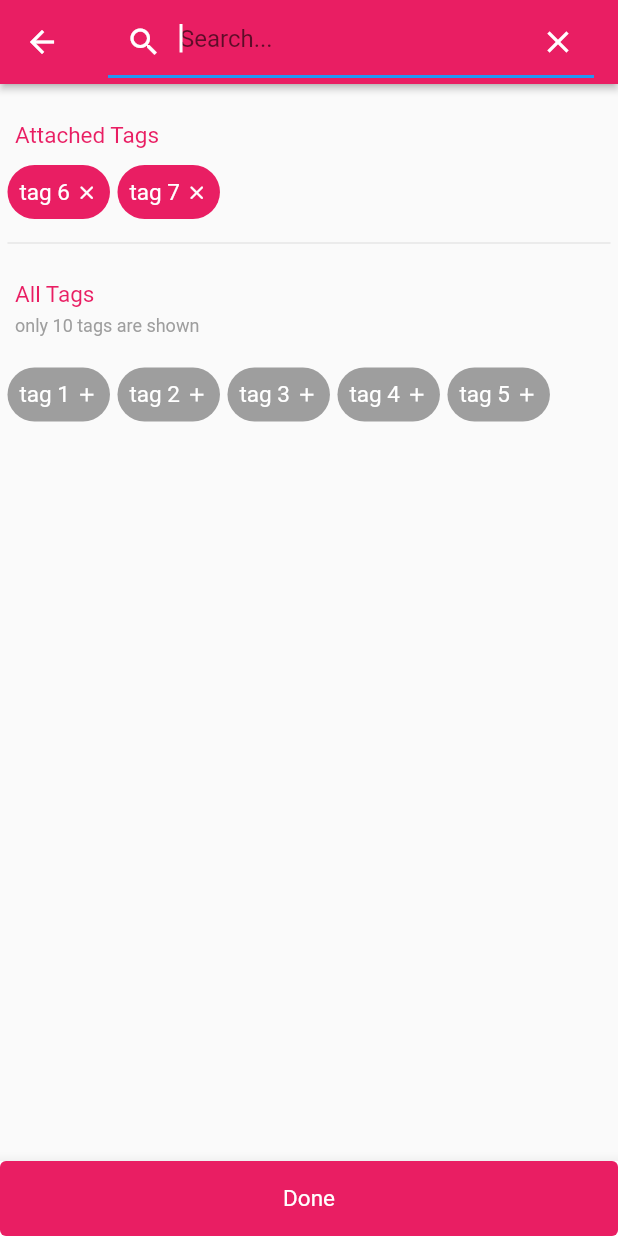
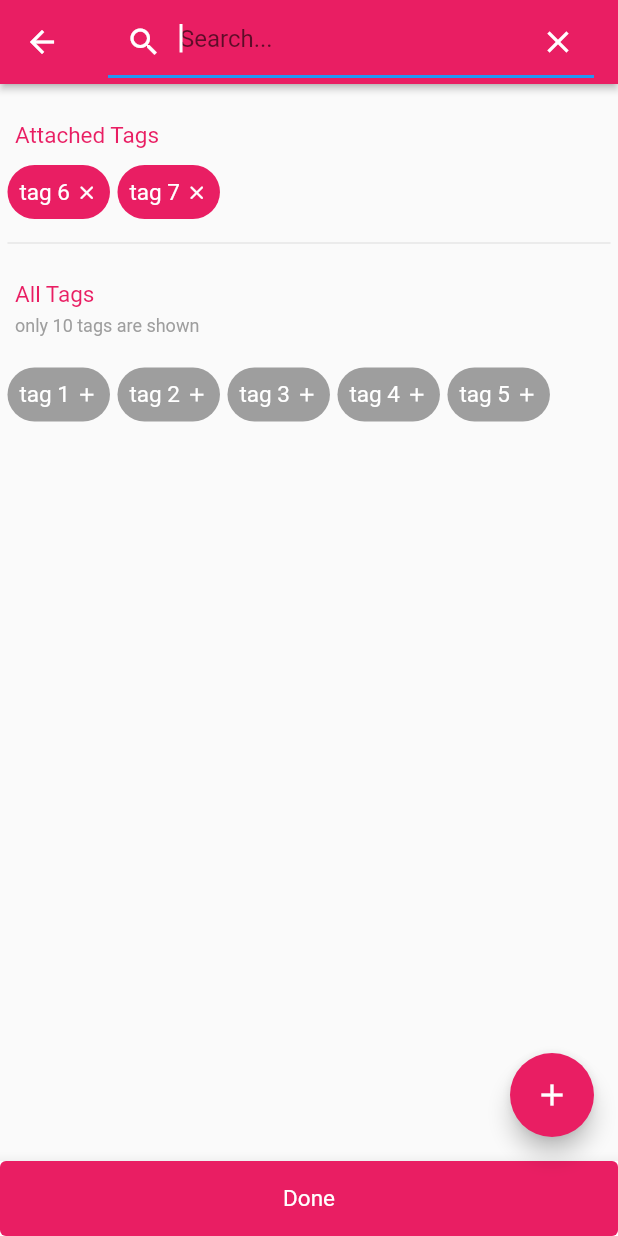
Before and after one commit to tamraj-kilvish/kilvish, a Flutter app: the ImportExpensePage screen opened directly, after a tap on an icon or button, on a phone screen of 412 x 824 dp. Run offline on Flutter 3.47's test engine with Material 2 defaults, Android fonts, the phone set to English and light mode, and no system bars; our stand-ins replace fluttertoast, image_picker, jiffy; missing offline and left inert: fluttercontactpicker, receive_sharing_intent; statements that could not run were skipped.

Commit message:
Tag edit screen (#25)
* renderTagGroup function now takes a tag input .. took a real long time to debug it as onPressed for a Tag was getting pressed during rendering
Also introduced Fluttertoast for debugging on android

* updated file names like importexpense_screen to import_expense_screen

* Add/Edit tag screen UI ready now

---------

Co-authored-by: Ashish Sharma <ashish@catapultlabs.xyz>

```diff
--- a/lib/common_widgets.dart
+++ b/lib/common_widgets.dart
@@ -94,43 +94,6 @@ Widget renderImageIcon(IconData icon) {
   );
 }
 
-Widget renderTag(
-    {required String text,
-    TagStatus status = TagStatus.unselected,
-    bool isUpdated = false,
-    Function()? onPressed}) {
-  return TextButton(
-    style: TextButton.styleFrom(
-      backgroundColor: (status == TagStatus.selected && !isUpdated)
-          ? primaryColor
-          : inactiveColor,
-      shape: isUpdated
-          ? const StadiumBorder(
-              side: BorderSide(color: primaryColor, width: 2),
-            )
-          : const StadiumBorder(),
-    ),
-    onPressed: onPressed,
-    child: RichText(
-      text: TextSpan(
-        children: [
-          TextSpan(
-              text: '$text ',
-              style: const TextStyle(color: Colors.white, fontSize: 15)),
-          WidgetSpan(
-            alignment: PlaceholderAlignment.middle,
-            child: Icon(
-              status == TagStatus.selected ? Icons.clear_rounded : Icons.add,
-              color: Colors.white,
-              size: 15,
-            ),
-          ),
-        ],
-      ),
-    ),
-  );
-}
-
 Widget renderPrimaryColorLabel(
     {required String text,
     double topSpacing = DimensionConstants.leftPadding15}) {
@@ -213,17 +176,19 @@ Widget customContactUi({required Function()? onTap}) {
       child: const Icon(
         Icons.contact_page,
         color: primaryColor,
-        size: 35,
+        size: contactIconSize,
       ));
 }
 
 Widget renderTagGroup(
     {required Set<Tag> tags,
-    required dynamic Function() onPressed,
+    required dynamic Function({Tag? tag}) onPressed,
     TagStatus status = TagStatus.unselected}) {
   if (tags.isEmpty) {
-    return const Text('No tags found ..',
-        style: TextStyle(color: inactiveColor));
+    return Container(
+        margin: const EdgeInsets.only(top: 10),
+        child: const Text('.. Nothing here ..',
+            style: TextStyle(color: inactiveColor)));
   }
 
   return Wrap(
@@ -236,8 +201,45 @@ Widget renderTagGroup(
           text: tag.name,
           status: status,
           isUpdated: false,
-          onPressed: onPressed);
+          onPressed: () => onPressed(tag: tag));
       //onPressed: () => executeOnTagButtonPress(tag: tag, status: status));
     }).toList(),
   );
 }
+
+Widget renderTag(
+    {required String text,
+    TagStatus status = TagStatus.unselected,
+    bool isUpdated = false,
+    Function()? onPressed}) {
+  return TextButton(
+    style: TextButton.styleFrom(
+      backgroundColor: (status == TagStatus.selected && !isUpdated)
+          ? primaryColor
+          : inactiveColor,
+      shape: isUpdated
+          ? const StadiumBorder(
+              side: BorderSide(color: primaryColor, width: 2),
+            )
+          : const StadiumBorder(),
+    ),
+    onPressed: onPressed,
+    child: RichText(
+      text: TextSpan(
+        children: [
+          TextSpan(
+              text: '$text ',
+              style: const TextStyle(color: Colors.white, fontSize: 15)),
+          WidgetSpan(
+            alignment: PlaceholderAlignment.middle,
+            child: Icon(
+              status == TagStatus.selected ? Icons.clear_rounded : Icons.add,
+              color: Colors.white,
+              size: 15,
+            ),
+          ),
+        ],
+      ),
+    ),
+  );
+}
--- a/lib/detail_screen.dart
+++ b/lib/detail_screen.dart
@@ -1,4 +1,5 @@
 import 'package:flutter/material.dart';
+import 'package:kilvish/tag_edit_screen.dart';
 import 'models.dart';
 import 'style.dart';
 import 'common_widgets.dart';
@@ -138,7 +139,10 @@ class _TagDetailState extends State<TagDetailPage> {
             children: [renderImageIcon(Icons.turned_in), Text(widget.title)]),
         actions: <Widget>[
           appBarSearchIcon(null),
-          appBarEditIcon(null),
+          appBarEditIcon(() {
+            Navigator.push(context,
+                MaterialPageRoute(builder: (context) => const TagEditPage()));
+          }),
         ],
       ),
       body: CustomScrollView(
--- a/lib/home_screen.dart
+++ b/lib/home_screen.dart
@@ -1,7 +1,7 @@
 import 'dart:io';
 
 import 'package:flutter/material.dart';
-import 'package:kilvish/importexpense_screen.dart';
+import 'package:kilvish/import_expense_screen.dart';
 import 'models.dart';
 import 'style.dart';
 import 'common_widgets.dart';
--- a/lib/importexpense_screen.dart
+++ b/lib/import_expense_screen.dart
@@ -1,10 +1,13 @@
 import 'package:flutter/material.dart';
 import 'package:fluttercontactpicker/fluttercontactpicker.dart';
+import 'package:fluttertoast/fluttertoast.dart';
 import 'package:image_picker/image_picker.dart';
 import 'package:kilvish/constants/dimens_constants.dart';
 import 'package:flutter/scheduler.dart';
+import 'package:kilvish/home_screen.dart';
+import 'package:kilvish/platform_functions.dart';
 import 'package:kilvish/style.dart';
-import 'package:kilvish/tags_screen.dart';
+import 'package:kilvish/tag_selection_screen.dart';
 import '../common_widgets.dart';
 import 'dart:io';
 import 'models.dart';
@@ -51,22 +54,14 @@ class _ImportExpensePageState extends State<ImportExpensePage> {
     });
   }
 
-  void contactFetchFn() async {
-    bool permission = await FlutterContactPicker.requestPermission();
-    if (permission) {
-      if (await FlutterContactPicker.hasPermission()) {
-        _phoneContact = await FlutterContactPicker.pickPhoneContact();
-        if (_phoneContact != null) {
-          if (_phoneContact!.fullName!.isNotEmpty) {
+  void _contactFetchFn() async {
+    _phoneContact = await fetchContactFromPhonebook();
+
+    if (_phoneContact != null && _phoneContact!.fullName!.isNotEmpty) {
       setState(() {
         pickedname = _phoneContact!.fullName.toString();
         namecon.text = _phoneContact!.fullName.toString();
       });
-          }
-
-          if (_phoneContact!.phoneNumber!.number!.isNotEmpty) {}
-        }
-      }
     }
   }
 
@@ -165,7 +160,7 @@ class _ImportExpensePageState extends State<ImportExpensePage> {
                               });
                             }),
                         const Spacer(),
-                        customContactUi(onTap: contactFetchFn),
+                        customContactUi(onTap: _contactFetchFn),
                       ],
                     )
                   : TextFormField(
@@ -175,7 +170,7 @@ class _ImportExpensePageState extends State<ImportExpensePage> {
                       decoration: customUnderlineInputdecoration(
                         hintText: 'Enter Name or select from contact',
                         bordersideColor: primaryColor,
-                        suffixicon: customContactUi(onTap: contactFetchFn),
+                        suffixicon: customContactUi(onTap: _contactFetchFn),
                       )),
               /*
                render Receipt/Screenshot
@@ -231,12 +226,12 @@ class _ImportExpensePageState extends State<ImportExpensePage> {
                   ? renderTagGroup(
                       tags: tagList,
                       status: TagStatus.selected,
-                      onPressed: () {
+                      onPressed: ({Tag? tag}) {
                         Navigator.push(
                             context,
                             MaterialPageRoute(
-                                    builder: (context) => const TagsPage()))
-                            .then((value) {
+                                builder: (context) =>
+                                    const TagSelectionPage())).then((value) {
                           setState(() {
                             if (value != null) {
                               tagList = value.toSet();
@@ -249,8 +244,8 @@ class _ImportExpensePageState extends State<ImportExpensePage> {
                         Navigator.push(
                             context,
                             MaterialPageRoute(
-                                    builder: (context) => const TagsPage()))
-                            .then((value) {
+                                builder: (context) =>
+                                    const TagSelectionPage())).then((value) {
                           setState(() {
                             if (value != null) {
                               tagList = value.toSet();
@@ -271,7 +266,15 @@ class _ImportExpensePageState extends State<ImportExpensePage> {
         ),
       ),
       bottomNavigationBar: BottomAppBar(
-        child: renderMainBottomButton('Add', () {}),
+        child: renderMainBottomButton('Add', () {
+          if (Navigator.canPop(context)) {
+            Navigator.pop(context);
+          } else {
+            // take to home page
+            Navigator.push(context,
+                MaterialPageRoute(builder: (context) => const HomePage()));
+          }
+        }),
       ),
     );
   }
--- a/lib/main.dart
+++ b/lib/main.dart
@@ -1,7 +1,9 @@
 import 'package:flutter/material.dart';
 import 'package:kilvish/home_screen.dart';
-import 'package:kilvish/importexpense_screen.dart';
+import 'package:kilvish/import_expense_screen.dart';
 import 'package:kilvish/signup_screen.dart';
+import 'package:kilvish/tag_edit_screen.dart';
+import 'package:kilvish/tag_selection_screen.dart';
 import 'package:receive_sharing_intent/receive_sharing_intent.dart';
 import 'style.dart';
 import 'dart:io';
--- a/lib/style.dart
+++ b/lib/style.dart
@@ -13,6 +13,8 @@ const double smallFontSize = 12;
 const double largeFontSize = 16;
 const double titleFontSize = 20;
 
+const double contactIconSize = 35;
+
 // ---------------------- colors -----------------------------------
 
 const kWhitecolor = Color(0xFFFFFFFF);
--- a/lib/tags_screen.dart
+++ b/lib/tag_selection_screen.dart
@@ -1,17 +1,19 @@
 import 'package:collection/collection.dart';
 
 import 'package:flutter/material.dart';
+import 'package:fluttertoast/fluttertoast.dart';
+import 'package:kilvish/tag_edit_screen.dart';
 import 'style.dart';
 import 'common_widgets.dart';
 import 'models.dart';
 
-class TagsPage extends StatefulWidget {
-  const TagsPage({Key? key}) : super(key: key);
+class TagSelectionPage extends StatefulWidget {
+  const TagSelectionPage({Key? key}) : super(key: key);
   @override
-  createState() => _TagsPageState();
+  createState() => _TagSelectionPageState();
 }
 
-class _TagsPageState extends State<TagsPage> {
+class _TagSelectionPageState extends State<TagSelectionPage> {
   //TODO Expense expense;
   late Set<Tag> _attachedTags;
   late Set<Tag> _attachedTagsOriginal;
@@ -51,14 +53,14 @@ class _TagsPageState extends State<TagsPage> {
     //For quick lookup to decide which are newly added tags
     _attachedTagsOriginal = Set.from(_attachedTags);
 
-    _renderTagsFromCurrentState();
+    _calculateRenderingTagValues();
 
     _searchController.addListener(() {
       String searchText = _searchController.text.trim().toLowerCase();
 
       setState(() {
         if (searchText.isEmpty) {
-          _renderTagsFromCurrentState();
+          _calculateRenderingTagValues();
           return;
         }
         _attachedTagsFiltered = _attachedTags
@@ -83,7 +85,7 @@ class _TagsPageState extends State<TagsPage> {
     });
   }
 
-  void _renderTagsFromCurrentState() {
+  void _calculateRenderingTagValues() {
     _attachedTagsFiltered = Set.from(_attachedTags);
 
     _unselectedTags = _allTags.difference(_attachedTags);
@@ -135,9 +137,29 @@ class _TagsPageState extends State<TagsPage> {
           _renderTagGroup(tags: _unselectedTagsFiltered),
         ]),
       ),
-      bottomNavigationBar: BottomAppBar(child: renderMainBottomButton('Done',(){
-        Navigator.pop(context,_attachedTags);
+      bottomNavigationBar: BottomAppBar(
+          child: renderMainBottomButton('Done', () {
+        Navigator.pop(context, _attachedTags);
       })),
+      floatingActionButton: FloatingActionButton(
+        backgroundColor: primaryColor,
+        onPressed: () {
+          Navigator.push(context,
+                  MaterialPageRoute(builder: (context) => const TagEditPage()))
+              .then((newTagName) {
+            setState(() {
+              if (newTagName != null) {
+                _allTags.add(Tag(name: newTagName));
+                _calculateRenderingTagValues();
+              }
+            });
+          });
+        },
+        child: const Icon(
+          Icons.add,
+          color: kWhitecolor,
+        ),
+      ),
     );
   }
 
@@ -179,7 +201,7 @@ class _TagsPageState extends State<TagsPage> {
         }
       }
 
-      _renderTagsFromCurrentState();
+      _calculateRenderingTagValues();
     });
   }
 }
--- a/pubspec.yaml
+++ b/pubspec.yaml
@@ -3,7 +3,7 @@ description: App for managing all your finance at a single place.
 
 # The following line prevents the package from being accidentally published to
 # pub.dev using `flutter pub publish`. This is preferred for private packages.
-publish_to: "none" # Remove this line if you wish to publish to pub.dev
+publish_to: 'none' # Remove this line if you wish to publish to pub.dev
 
 # The following defines the version and build number for your application.
 # A version number is three numbers separated by dots, like 1.2.43
@@ -18,7 +18,7 @@ publish_to: "none" # Remove this line if you wish to publish to pub.dev
 version: 1.0.0+1
 
 environment:
-  sdk: ">=2.17.1 <3.0.0"
+  sdk: '>=2.17.1 <3.0.0'
 
 # Dependencies specify other packages that your package needs in order to work.
 # To automatically upgrade your package dependencies to the latest versions
@@ -36,6 +36,7 @@ dependencies:
   receive_sharing_intent: ^1.4.5
   fluttercontactpicker: ^4.7.0
   image_picker: ^1.0.5
+  fluttertoast: ^8.2.4
 
 dev_dependencies:
   flutter_test:
```
Also changed, not shown: lib/platform_functions.dart (added, +12 -0 lines), lib/tag_edit_screen.dart (added, +99 -0 lines), 1 other file. Lines whose indentation alone changed are shown as unchanged.
